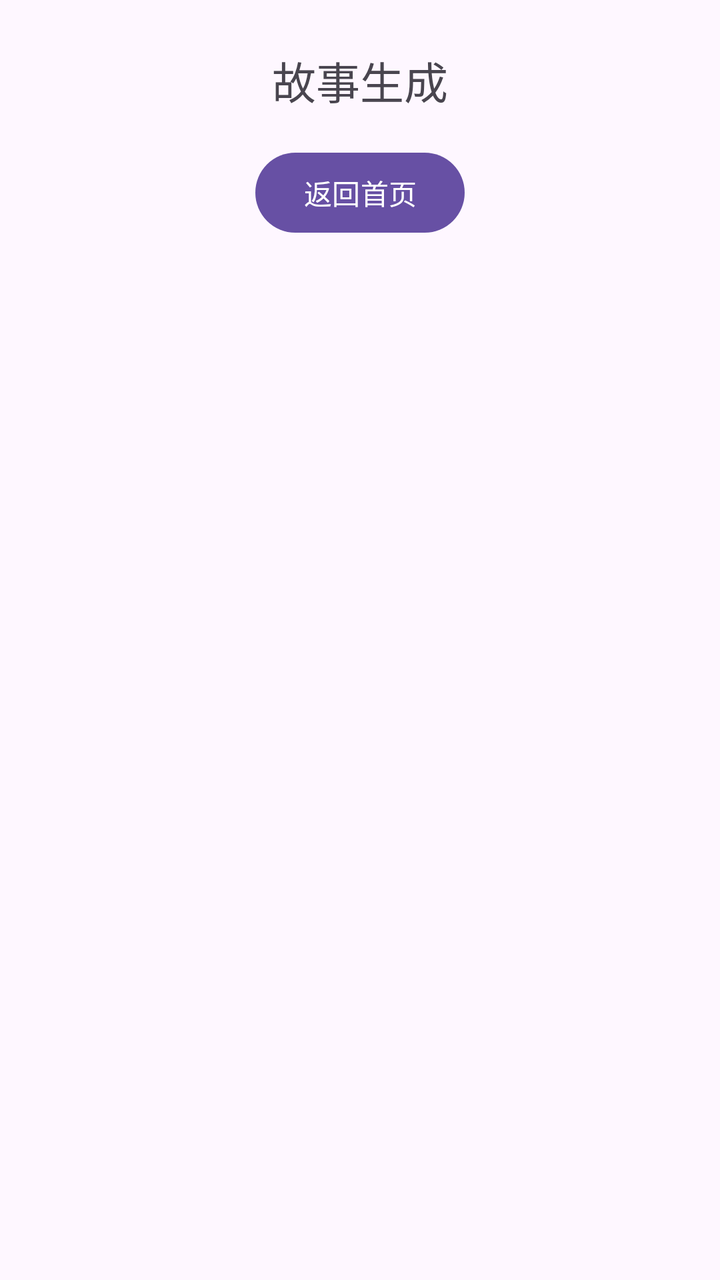
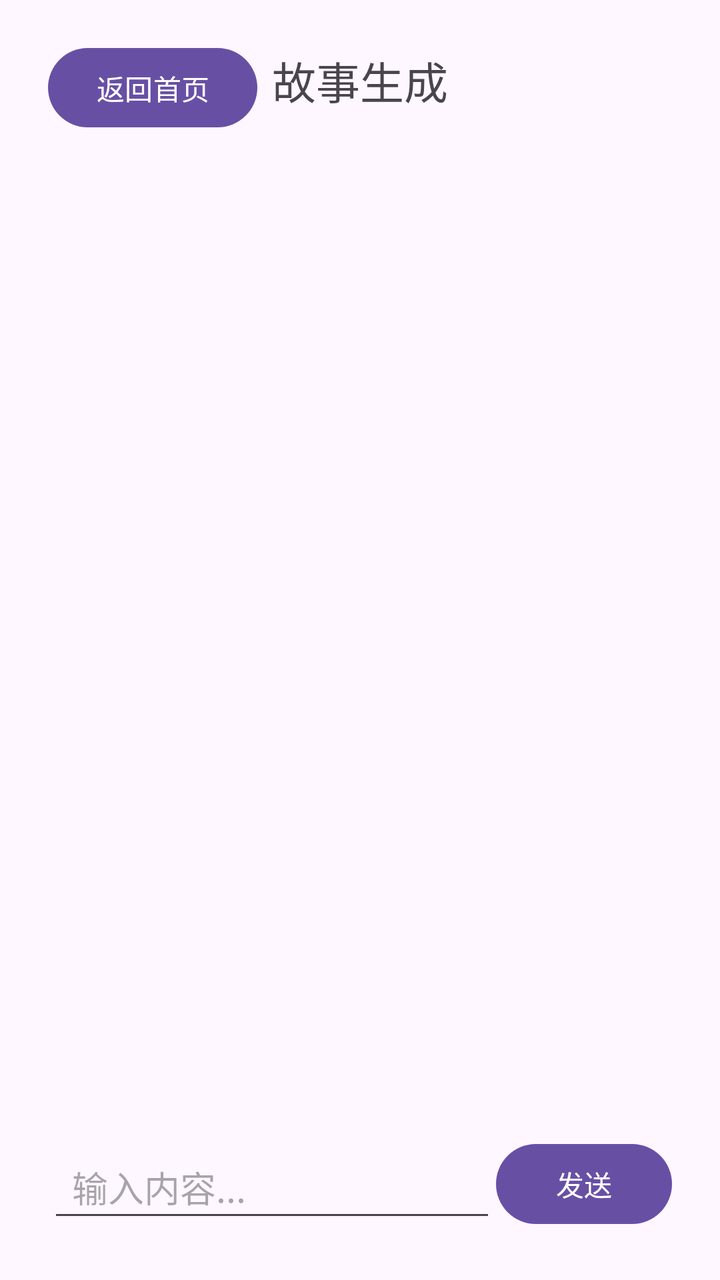

Compare the two renders of this Android layout. The source of the first and the diff that turns it into the second are given below.
<!-- AndroidManifest.xml: application theme Theme.StoryTeller -->
<!-- res/layout/activity_story_generate.xml -->
<?xml version="1.0" encoding="utf-8"?>
<androidx.constraintlayout.widget.ConstraintLayout xmlns:android="http://schemas.android.com/apk/res/android"
    xmlns:app="http://schemas.android.com/apk/res-auto"
    android:layout_width="match_parent"
    android:layout_height="match_parent"
    android:padding="24dp">

    <TextView
        android:id="@+id/tv_story_generate_title"
        android:layout_width="wrap_content"
        android:layout_height="wrap_content"
        android:text="@string/title_story_generate"
        android:textSize="22sp"
        app:layout_constraintTop_toTopOf="parent"
        app:layout_constraintStart_toStartOf="parent"
        app:layout_constraintEnd_toEndOf="parent" />

    <Button
        android:id="@+id/btn_back_home"
        android:layout_width="wrap_content"
        android:layout_height="wrap_content"
        android:layout_marginTop="16dp"
        android:text="@string/action_back_home"
        app:layout_constraintTop_toBottomOf="@id/tv_story_generate_title"
        app:layout_constraintStart_toStartOf="parent"
        app:layout_constraintEnd_toEndOf="parent" />

</androidx.constraintlayout.widget.ConstraintLayout>
<!-- resources referenced by this layout -->
<resources>
  <string name="action_back_home">返回首页</string>
  <string name="title_story_generate">故事生成</string>
  <style name="Theme.StoryTeller" parent="Base.Theme.StoryTeller" />
  <style name="Base.Theme.StoryTeller" parent="Theme.Material3.DayNight.NoActionBar">
          
          
      </style>
</resources>

<!-- the commit's change to res/layout/activity_story_generate.xml (unified diff, before → after) -->
@@ -19,10 +19,55 @@
         android:id="@+id/btn_back_home"
         android:layout_width="wrap_content"
         android:layout_height="wrap_content"
+        android:text="@string/action_back_home"
+        app:layout_constraintTop_toTopOf="parent"
+        app:layout_constraintBaseline_toBaselineOf="@id/tv_story_generate_title"
+        app:layout_constraintStart_toStartOf="parent" />
+
+    <androidx.recyclerview.widget.RecyclerView
+        android:id="@+id/rv_chat"
+        android:layout_width="0dp"
+        android:layout_height="0dp"
         android:layout_marginTop="16dp"
-        android:text="@string/action_back_home"
+        android:layout_marginBottom="12dp"
         app:layout_constraintTop_toBottomOf="@id/tv_story_generate_title"
+        app:layout_constraintBottom_toTopOf="@id/layout_input"
         app:layout_constraintStart_toStartOf="parent"
         app:layout_constraintEnd_toEndOf="parent" />
 
+    <androidx.constraintlayout.widget.ConstraintLayout
+        android:id="@+id/layout_input"
+        android:layout_width="0dp"
+        android:layout_height="wrap_content"
+        app:layout_constraintBottom_toBottomOf="parent"
+        app:layout_constraintStart_toStartOf="parent"
+        app:layout_constraintEnd_toEndOf="parent">
+
+        <EditText
+            android:id="@+id/et_message"
+            android:layout_width="0dp"
+            android:layout_height="wrap_content"
+            android:hint="@string/hint_chat_input"
+            android:imeOptions="actionSend"
+            android:inputType="textMultiLine"
+            android:minHeight="48dp"
+            android:paddingStart="12dp"
+            android:paddingEnd="12dp"
+            app:layout_constraintTop_toTopOf="parent"
+            app:layout_constraintBottom_toBottomOf="parent"
+            app:layout_constraintStart_toStartOf="parent"
+            app:layout_constraintEnd_toStartOf="@id/btn_send" />
+
+        <Button
+            android:id="@+id/btn_send"
+            android:layout_width="wrap_content"
+            android:layout_height="wrap_content"
+            android:layout_marginStart="12dp"
+            android:text="@string/action_send"
+            app:layout_constraintTop_toTopOf="parent"
+            app:layout_constraintBottom_toBottomOf="parent"
+            app:layout_constraintEnd_toEndOf="parent" />
+
+    </androidx.constraintlayout.widget.ConstraintLayout>
+
 </androidx.constraintlayout.widget.ConstraintLayout>
<!-- resource entries referenced after the edit -->
@@ -1,6 +1,8 @@
 <!-- resources referenced by this layout -->
 <resources>
   <string name="action_back_home">返回首页</string>
+  <string name="action_send">发送</string>
+  <string name="hint_chat_input">输入内容...</string>
   <string name="title_story_generate">故事生成</string>
   <style name="Theme.StoryTeller" parent="Base.Theme.StoryTeller" />
   <style name="Base.Theme.StoryTeller" parent="Theme.Material3.DayNight.NoActionBar">
